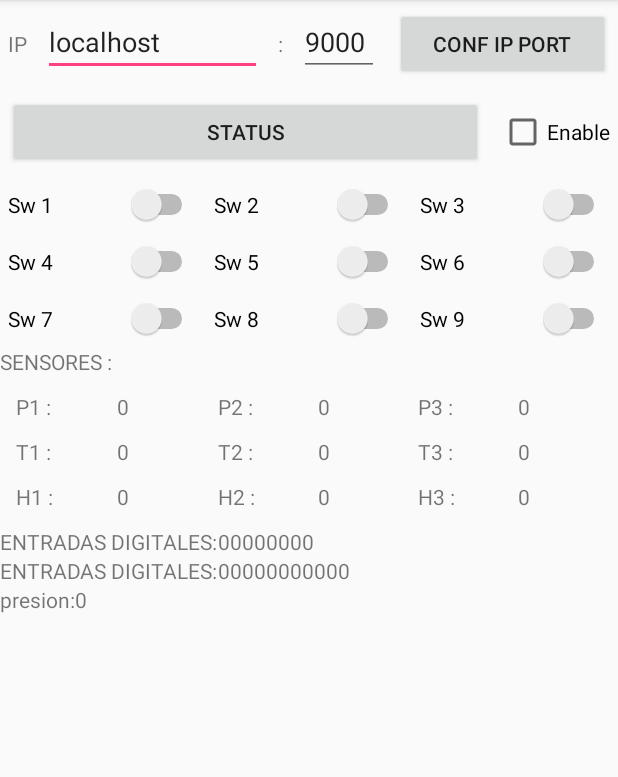
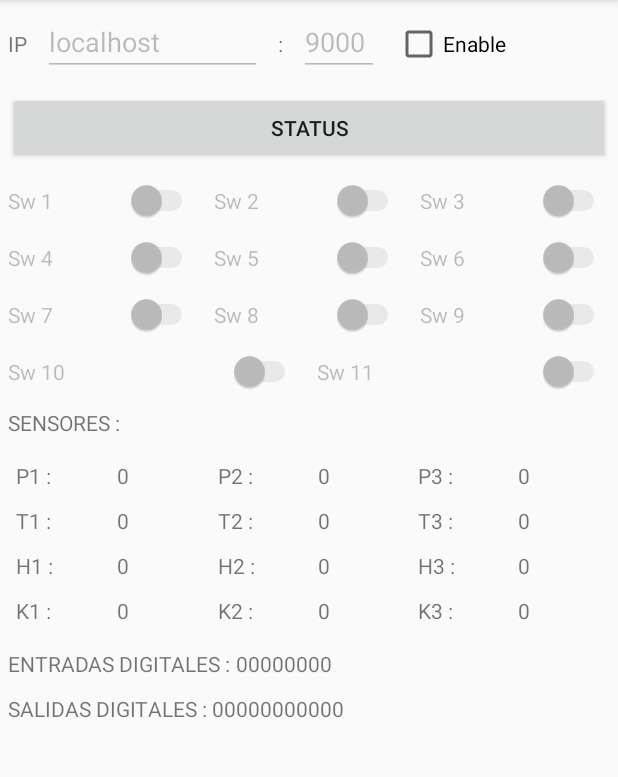
Before and after one commit to AndroidStudioProyects/TDroid-Final, an Android app: the screen it shows after launch (MainActivity), on a phone screen of 412 x 824 dp, the part 84-861 px from its top. Run offline under Robolectric (Android 15) with nearby library versions, the phone set to English and light mode, and no system bars.

Commit message:
funcional
si no funciona puede sre que este apagado el equipo o que cambairon lo
que envia.

```diff
--- a/app/src/main/java/com/example/giovanazzi/tdroid/MainActivity.java
+++ b/app/src/main/java/com/example/giovanazzi/tdroid/MainActivity.java
@@ -8,6 +8,7 @@ import android.support.v7.app.AppCompatActivity;
 import android.util.Log;
 import android.view.View;
 import android.widget.Button;
+import android.widget.CheckBox;
 import android.widget.CompoundButton;
 import android.widget.EditText;
 import android.widget.Switch;
@@ -22,15 +23,15 @@ import java.io.PrintWriter;
 import java.net.Socket;
 import java.net.UnknownHostException;
 
-import static com.example.giovanazzi.tdroid.R.id.text_T2;
 
 public class MainActivity extends AppCompatActivity {
 
-    Switch switch_1,switch_2,switch_3,switch_4,switch_5,switch_6,switch_7,switch_8,switch_9;
-    Button btn_Enviar,btn_Conf_IP;
+    Switch switch_1,switch_2,switch_3,switch_4,switch_5,switch_6,switch_7,switch_8,switch_9,switch_10,switch_11;
+    Button btn_Enviar;
     EditText editText_IP,editText_port;
-    TextView text_H3,text_H2,text_H1,text_P3,text_P2,text_P1,text_T3,text_K2,text_T2,text_T1,text_Inputs,text_Onputs;
+    TextView text_H3,text_H2,text_H1,text_P3,text_P2,text_P1,text_T3,text_K2,text_T2,text_T1,text_Inputs,text_Outputs;
     String IP,port;
+    CheckBox checkBox_Conf;
     int puerto;
     String TAG="TrackDroid";
     public SharedPreferences preferencias;
@@ -41,6 +42,7 @@ public class MainActivity extends AppCompatActivity {
         setContentView(R.layout.activity_main);
         preferencias=getSharedPreferences("MisPref", Context.MODE_PRIVATE);
         Levantar_XML();
+        HabilitarSw(false);
         LevantarPreferencias();
         Botones();
 
@@ -57,10 +59,10 @@ public class MainActivity extends AppCompatActivity {
         switch_7=(Switch) findViewById(R.id.switch_7);
         switch_8=(Switch) findViewById(R.id.switch_8);
         switch_9=(Switch) findViewById(R.id.switch_9);
+        switch_10=(Switch) findViewById(R.id.switch_10);
+        switch_11=(Switch) findViewById(R.id.switch_11);
 
         btn_Enviar=(Button)findViewById(R.id.btn_Enviar);
-        btn_Conf_IP=(Button)findViewById(R.id.btn_ConfIP);
-
         editText_IP=(EditText)findViewById(R.id.editText_IP);
         editText_port=(EditText)findViewById(R.id.editText_Port);
         text_K2=(TextView)findViewById(R.id.text_K2);
@@ -74,13 +76,22 @@ public class MainActivity extends AppCompatActivity {
         text_T2=(TextView)findViewById(R.id.text_T2);
         text_T3=(TextView)findViewById(R.id.text_T3);
         text_Inputs=(TextView)findViewById(R.id.text_Inputs);
-        text_Onputs=(TextView)findViewById(R.id.text_Outputs);
+        text_Outputs=(TextView)findViewById(R.id.text_Outputs);
 
-     //   puerto=Integer.parseInt(editText_port.getText().toString());
-
+        checkBox_Conf=(CheckBox)findViewById(R.id.checkBox_conf);
     }
 
     void Botones(){
+
+        checkBox_Conf.setOnCheckedChangeListener(new CompoundButton.OnCheckedChangeListener() {
+            @Override
+            public void onCheckedChanged(CompoundButton compoundButton, boolean b) {
+
+                HabilitarSw(b);
+                if(!b){AlmacenarPreferencias();}
+
+            }
+        });
 
         btn_Enviar.setOnClickListener(new View.OnClickListener() {
             @Override
@@ -88,15 +99,6 @@ public class MainActivity extends AppCompatActivity {
 
                 client=new ClientAsyncTask();
                 client.execute(new String[]{IP,port,"000"});
-            }
-        });
-
-        btn_Conf_IP.setOnClickListener(new View.OnClickListener() {
-            @Override
-            public void onClick(View v) {
-                IP=editText_IP.getText().toString();
-                port=editText_port.getText().toString();
-                AlmacenarPreferencias();
             }
         });
 
@@ -256,7 +258,7 @@ public class MainActivity extends AppCompatActivity {
         @Override
         protected void onPostExecute(String s) {
 
-            Toast.makeText(getApplicationContext(),s,Toast.LENGTH_SHORT).show();
+           // Toast.makeText(getApplicationContext(),s,Toast.LENGTH_SHORT).show();
             if((s == null) || (s.equals(""))){
                 System.out.print("DATO NULL");
                 Log.d(TAG, "null");
@@ -264,33 +266,80 @@ public class MainActivity extends AppCompatActivity {
                 String delimitadores = " ";
                 String[] dato = s.split(delimitadores);
                 int longitud = dato.length;
-                String P1,P2, P3, H1,H2,H3 ,T1, T2,T3, K2, DI, DO;
+                String P1="0",P2, P3, H1,H2,H3 ,T1, T2,T3, K1,K2,K3, DI, DO;
                 String unit;
                 String scale;
                 int cantidad;
+                if(longitud==1){
+                    Toast.makeText(getApplicationContext(),dato[0],Toast.LENGTH_SHORT).show();
+                }
                 if(longitud>1) {
+                    Toast.makeText(getApplicationContext(),s,Toast.LENGTH_SHORT).show();
+                       if(dato[0].equals("P1")){
                            P1 = dato[1];
+                           text_P1.setText(P1);
+                       }
                         P3 = dato[3];
                         H1 = dato[5];
                         T1 = dato[7];
                         T2 = dato[9];
                         K2 = dato[11];
-                    DI = dato[13];
-                    DO = dato[15];
+                        DI = dato[12];
+                        DO = dato[13];
 
-                    text_P1.setText(P1);
+
                     text_P3.setText(P3);
                     text_H1.setText(H1);
                     text_T1.setText(T1);
-                    text_T2.setText(T1);
-                    text_K2.setText(P1);
-                    text_P1.setText(P1);
-                    text_P1.setText(P1);
-                   // unit = P1.toString();
-                //    text_P1.setText(Escalas(unit, scale, cantidad));
+                    text_T2.setText(T2);
+                    text_K2.setText(K2);
+                    text_Inputs.setText(DI);
+                    text_Outputs.setText(DO);
 
+                    if(DO.substring(0,1).equals("1")){
+                        switch_1.setChecked(true);
+                    }else{switch_1.setChecked(false);}
+
+                    if(DO.substring(1,2).equals("1")){
+                        switch_2.setChecked(true);
+                    }else{switch_2.setChecked(false);}
+
+                    if(DO.substring(2,3).equals("1")){
+                        switch_3.setChecked(true);
+                    }else{switch_3.setChecked(false);}
+
+                    if(DO.substring(3,4).equals("1")){
+                        switch_4.setChecked(true);
+                    }else{switch_4.setChecked(false);}
+
+                    if(DO.substring(4,5).equals("1")){
+                        switch_5.setChecked(true);
+                    }else{switch_5.setChecked(false);}
+
+                    if(DO.substring(5,6).equals("1")){
+                        switch_6.setChecked(true);
+                    }else{switch_6.setChecked(false);}
+
+                    if(DO.substring(6,7).equals("1")){
+                        switch_7.setChecked(true);
+                    }else{switch_7.setChecked(false);}
+
+                    if(DO.substring(7,8).equals("1")){
+                        switch_8.setChecked(true);
+                    }else{switch_8.setChecked(false);}
+
+                    if(DO.substring(8,9).equals("1")){
+                        switch_9.setChecked(true);
+                    }else{switch_9.setChecked(false);}
+
+                    if(DO.substring(9,10).equals("1")){
+                        switch_10.setChecked(true);
+                    }else{switch_10.setChecked(false);}
+
+                    if(DO.substring(10,11).equals("1")){
+                        switch_11.setChecked(true);
+                    }else{switch_11.setChecked(false);}
                 }
-
 
             }
         }
@@ -317,4 +366,26 @@ public class MainActivity extends AppCompatActivity {
         IP=preferencias.getString("IP", "localhost");
         port=preferencias.getString("port", "9000");
     }
+
+    void HabilitarSw(boolean valor){
+
+
+        switch_1.setEnabled(valor);
+        switch_2.setEnabled(valor);
+        switch_3.setEnabled(valor);
+        switch_4.setEnabled(valor);
+        switch_5.setEnabled(valor);
+        switch_6.setEnabled(valor);
+        switch_7.setEnabled(valor);
+        switch_8.setEnabled(valor);
+        switch_9.setEnabled(valor);
+        switch_10.setEnabled(valor);
+        switch_11.setEnabled(valor);
+
+        editText_IP.setEnabled(valor);
+        editText_port.setEnabled(valor);
+
+
+
     }
+}
--- a/app/src/main/res/layout/activity_main.xml
+++ b/app/src/main/res/layout/activity_main.xml
@@ -47,13 +47,12 @@
             android:layout_margin="5dp"
             android:text="9000" />
 
-        <Button
-            android:id="@+id/btn_ConfIP"
-            android:layout_width="wrap_content"
+        <CheckBox
+            android:id="@+id/checkBox_conf"
+            android:layout_width="match_parent"
             android:layout_height="wrap_content"
-            android:layout_weight="0.40"
             android:layout_margin="5dp"
-            android:text="Conf Ip Port" />
+            android:text="Enable" />
 
     </LinearLayout>
 
@@ -65,18 +64,12 @@
 
         <Button
             android:id="@+id/btn_Enviar"
-            android:layout_width="186dp"
-            android:layout_height="wrap_content"
-            android:text="Status"
-            android:layout_margin="5dp"
-            android:layout_weight="1" />
-
-        <CheckBox
-            android:id="@+id/checkBox"
-            android:layout_width="wrap_content"
+            android:layout_width="match_parent"
             android:layout_height="wrap_content"
             android:layout_margin="5dp"
-            android:text="Enable" />
+            android:text="Status" />
+
+
 
 
     </LinearLayout>
@@ -172,10 +165,35 @@
             android:text="Sw 9" />
     </LinearLayout>
 
+    <LinearLayout
+        android:layout_width="match_parent"
+        android:layout_height="wrap_content"
+        android:orientation="horizontal">
+
+        <Switch
+            android:id="@+id/switch_10"
+            android:layout_width="wrap_content"
+            android:layout_height="wrap_content"
+            android:layout_margin="5dp"
+            android:layout_weight="1"
+            android:text="Sw 10" />
+
+        <Switch
+            android:id="@+id/switch_11"
+            android:layout_width="wrap_content"
+            android:layout_height="wrap_content"
+            android:layout_margin="5dp"
+            android:layout_weight="1"
+            android:text="Sw 11" />
+
+
+    </LinearLayout>
+
     <TextView
         android:id="@+id/textView11"
         android:layout_width="match_parent"
         android:layout_height="wrap_content"
+        android:layout_margin="5dp"
         android:text="SENSORES :" />
 
     <LinearLayout
@@ -346,17 +364,72 @@
 
         </LinearLayout>
 
+        <LinearLayout
+            android:layout_width="match_parent"
+            android:layout_height="wrap_content"
+            android:orientation="horizontal">
+
+            <TextView
+                android:id="@+id/textView14"
+                android:layout_width="match_parent"
+                android:layout_height="wrap_content"
+                android:layout_weight="1"
+                android:layout_margin="5dp"
+                android:text="K1 : " />
+
+            <TextView
+                android:id="@+id/text_K1"
+                android:layout_width="match_parent"
+                android:layout_height="wrap_content"
+                android:layout_margin="5dp"
+                android:layout_weight="1"
+                android:text="0" />
+            <TextView
+                android:id="@+id/textView15"
+                android:layout_width="match_parent"
+                android:layout_height="wrap_content"
+                android:layout_margin="5dp"
+                android:layout_weight="1"
+                android:text="K2 : " />
+
+            <TextView
+                android:id="@+id/text_K2"
+                android:layout_width="match_parent"
+                android:layout_height="wrap_content"
+                android:layout_weight="1"
+                android:layout_margin="5dp"
+                android:text="0" />
+            <TextView
+
+                android:layout_width="match_parent"
+                android:layout_height="wrap_content"
+                android:layout_weight="1"
+                android:layout_margin="5dp"
+                android:text="K3 : " />
+
+            <TextView
+                android:id="@+id/text_K3"
+                android:layout_width="match_parent"
+                android:layout_height="wrap_content"
+                android:layout_weight="1"
+                android:layout_margin="5dp"
+                android:text="0" />
+
+
+        </LinearLayout>
+
     </LinearLayout>
 
     <LinearLayout
         android:layout_width="match_parent"
         android:layout_height="wrap_content"
+        android:layout_margin="5dp"
         android:orientation="horizontal">
         <TextView
             android:id="@+id/textView12"
             android:layout_width="wrap_content"
             android:layout_height="wrap_content"
-            android:text="ENTRADAS DIGITALES:" />
+            android:text="ENTRADAS DIGITALES : " />
 
         <TextView
             android:id="@+id/text_Inputs"
@@ -370,12 +443,13 @@
     <LinearLayout
         android:layout_width="match_parent"
         android:layout_height="wrap_content"
+        android:layout_margin="5dp"
         android:orientation="horizontal">
         <TextView
             android:id="@+id/textView13"
             android:layout_width="wrap_content"
             android:layout_height="wrap_content"
-            android:text="ENTRADAS DIGITALES:" />
+            android:text="SALIDAS DIGITALES : " />
 
         <TextView
             android:id="@+id/text_Outputs"
@@ -385,23 +459,6 @@
 
     </LinearLayout>
 
-    <LinearLayout
-        android:layout_width="match_parent"
-        android:layout_height="wrap_content"
-        android:orientation="horizontal">
-        <TextView
-            android:id="@+id/textView14"
-            android:layout_width="wrap_content"
-            android:layout_height="wrap_content"
-            android:text="presion:" />
-
-        <TextView
-            android:id="@+id/text_K2"
-            android:layout_width="match_parent"
-            android:layout_height="wrap_content"
-            android:text="0" />
-
-    </LinearLayout>
 
 
 </LinearLayout>
```
Lines whose indentation alone changed are shown as unchanged.
